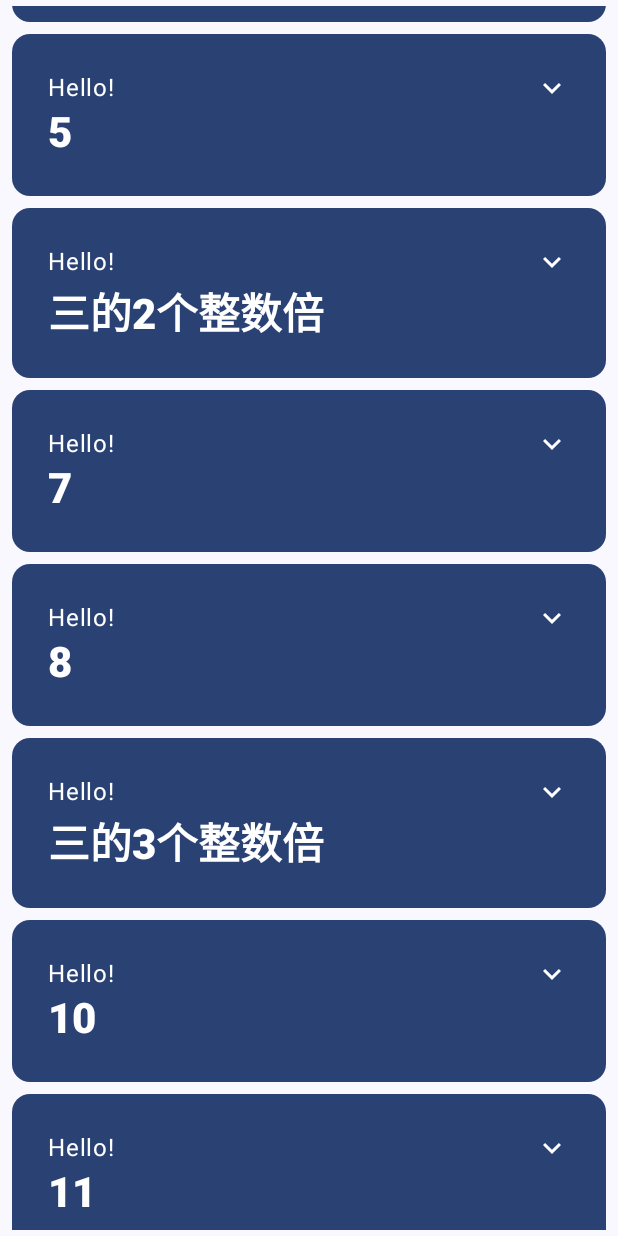
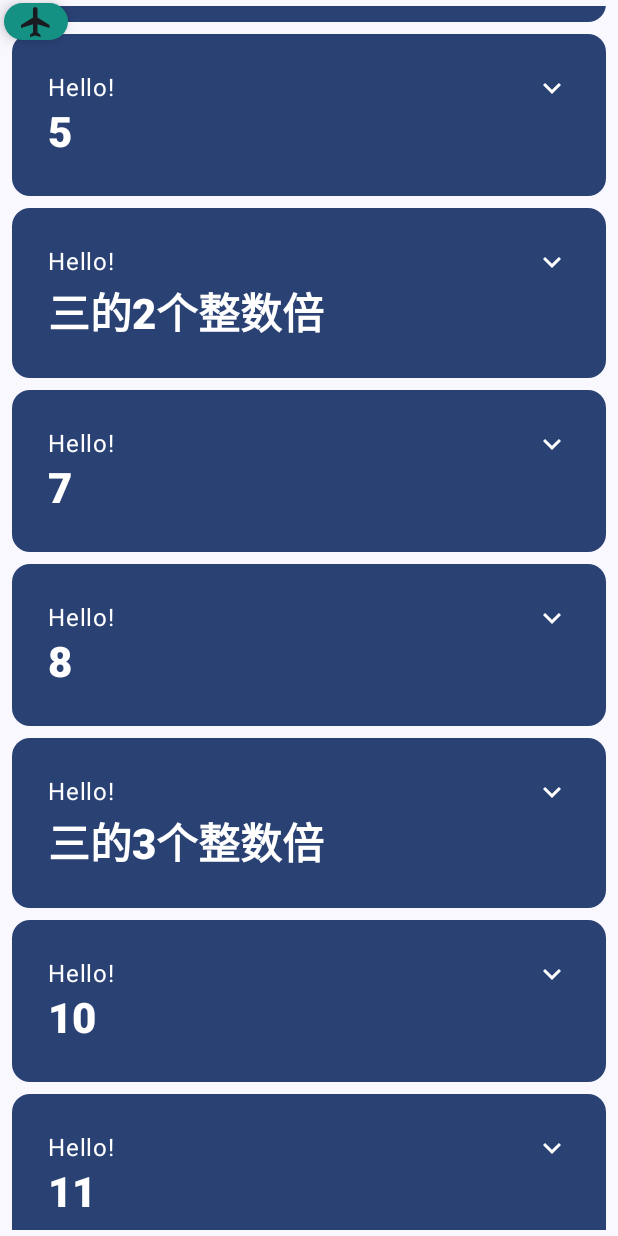
Before and after one commit to on99-mielma/ValuelessAndroidRepo, an Android app built with Jetpack Compose: the composable Greetings shown on its own in the app's theme, scrolled down 570 dp, on a phone screen of 412 x 824 dp. Run offline under Robolectric (Android 15) with nearby library versions, the phone set to English and light mode, and no system bars.

Commit message:
add "ToTOP" button

```diff
--- a/jet7thlpp/src/main/java/com/on99/jet7thlpp/MainActivity.kt
+++ b/jet7thlpp/src/main/java/com/on99/jet7thlpp/MainActivity.kt
@@ -20,18 +20,20 @@ import androidx.compose.ui.tooling.preview.Preview
 import androidx.compose.ui.unit.dp
 import com.on99.jet7thlpp.ui.theme.My1stAppTheme
 import androidx.compose.foundation.lazy.items
+import androidx.compose.foundation.lazy.rememberLazyListState
 import androidx.compose.foundation.text.KeyboardOptions
+import androidx.compose.material.icons.Icons
+import androidx.compose.material.icons.filled.Flight
 import androidx.compose.runtime.saveable.rememberSaveable
+import androidx.compose.ui.draw.alpha
 import androidx.compose.ui.graphics.Color
-import androidx.compose.ui.graphics.StrokeCap
 import androidx.compose.ui.res.stringResource
 import androidx.compose.ui.text.font.FontWeight
 import androidx.compose.ui.text.input.KeyboardType
 import androidx.navigation.compose.rememberNavController
 import com.on99.jet7thlpp.navigation.SetupNavGraph
-import com.on99.jet7thlpp.ui.theme.MielmaFour
 import com.on99.jet7thlpp.ui.theme.MielmaThree
-import kotlinx.coroutines.delay
+import kotlinx.coroutines.launch
 
 class MainActivity : ComponentActivity() {
     override fun onCreate(savedInstanceState: Bundle?) {
@@ -148,18 +150,71 @@ private fun Greetings(
 //    names: List<String> = listOf("bull shit", "shit on", "on me")
     names:List<String> = List(1000){"$it"}
 ){
+    val state = rememberLazyListState()
+    val showToTheTopButton by remember {
+        derivedStateOf {
+            state.firstVisibleItemIndex > 0
+        }
+    }
+    val coroutineScope = rememberCoroutineScope()
 //    Column(modifier = modifier.padding(vertical = 4.dp)) {
 //        for (name in names) {
 //            Greeting(name = name)
 //        }
 //    }
-    LazyColumn(modifier = modifier.padding(vertical = 4.dp)){
+    val boxAlpha = animateFloatAsState(
+        targetValue = if (showToTheTopButton) 1.0f else 0.0f,
+        animationSpec = tween(
+            durationMillis = 1500
+        )
+    )
+    LazyColumn(
+        state = state,
+        modifier = modifier.padding(vertical = 4.dp)
+    ){
         items(items = names){ name ->
             Greeting(name = name)
         }
     }
+    if (showToTheTopButton){
+        Box(//针对消失时不会有动画而是直接消失，我个人的建议是将Boolean变量调整到与颜色相关，即false为透明，true显现，同时令该按钮在false时不可用
+            modifier = Modifier
+                .height(47.dp)
+                .width(47.dp)
+                .padding(bottom = 20.dp)
+                .alpha(alpha = boxAlpha.value),
+            contentAlignment = Alignment.BottomCenter
+        ){
+            FloatingActionButton(
+                modifier = Modifier
+                    .height(45.dp)
+                    .width(45.dp)
+                    .padding(1.dp)
+                    .heightIn(max = 45.dp)
+                    .widthIn(max = 45.dp)
+                ,
+                onClick = {coroutineScope.launch {
+                    state.animateScrollToItem(
+                        index = 0
+                    )
+                }},
+                containerColor = MielmaThree,
+                shape = FloatingActionButtonDefaults.shape
+            ) {
+                Icon(Icons.Default.Flight,contentDescription = "TOP")
+            }
+        }
+    }
 }
-
+//    FloatingActionButton(onClick = {
+//        coroutineScope.launch {
+//            state.animateScrollToItem(
+//                index = 0
+//            )
+//        }
+//    }) {
+//
+//    }
 
 @Composable
 fun Greeting(name: String) {
@@ -233,8 +288,8 @@ private fun CardContent(name: String) {
             durationMillis = 750
         )
     )
-    val firstlineString:String = "Hello!"
-    val firstlineStringInChina:String = "你好!"
+    val firstlineString= "Hello!"
+    val firstlineStringInChina= "你好!"
 //    val animatedFirstlineString by animateValueAsState(
 //        targetValue =if (expanded) firstlineStringInChina else firstlineString,
 //        typeConverter =
```
Also changed, not shown: 1 other file.
